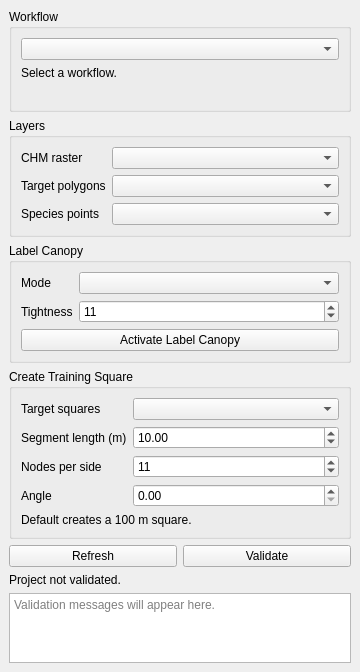
Before: the Qt Designer form forest_labeler_dockwidget_base.ui in sticholas/forestlabeler, drawn with Qt 5.
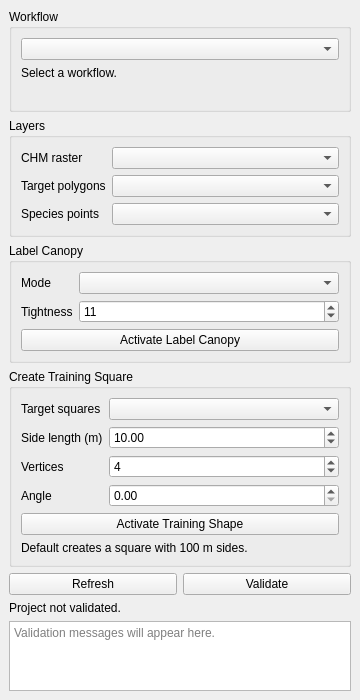
After: the same form once the commit is applied.

Commit message: feat: stamp configurable training shapes

The edit to the form file:
```diff
--- a/forest_labeler_dockwidget_base.ui
+++ b/forest_labeler_dockwidget_base.ui
@@ -157,7 +157,7 @@
          <item row="1" column="0">
           <widget class="QLabel" name="squareSegmentLengthLabel">
            <property name="text">
-            <string>Segment length (m)</string>
+            <string>Side length (m)</string>
            </property>
           </widget>
          </item>
@@ -177,20 +177,20 @@
          <item row="2" column="0">
           <widget class="QLabel" name="squareNodesPerSideLabel">
            <property name="text">
-            <string>Nodes per side</string>
+            <string>Vertices</string>
            </property>
           </widget>
          </item>
          <item row="2" column="1">
           <widget class="QSpinBox" name="squareNodesPerSideSpinBox">
            <property name="minimum">
-            <number>2</number>
+            <number>3</number>
            </property>
            <property name="maximum">
-            <number>1001</number>
+            <number>64</number>
            </property>
            <property name="value">
-            <number>11</number>
+            <number>4</number>
            </property>
           </widget>
          </item>
@@ -216,10 +216,17 @@
          </item>
         </layout>
        </item>
+       <item>
+        <widget class="QPushButton" name="activateTrainingShapeButton">
+         <property name="text">
+          <string>Activate Training Shape</string>
+         </property>
+        </widget>
+       </item>
        <item>
         <widget class="QLabel" name="trainingSquareSummaryLabel">
          <property name="text">
-          <string>Default creates a 100 m square.</string>
+          <string>Default creates a square with 100 m sides.</string>
          </property>
          <property name="wordWrap">
           <bool>true</bool>
```
Left out of the diff: 6 changed lines with no effect on the pictures. The commit also changes 6 other files.
